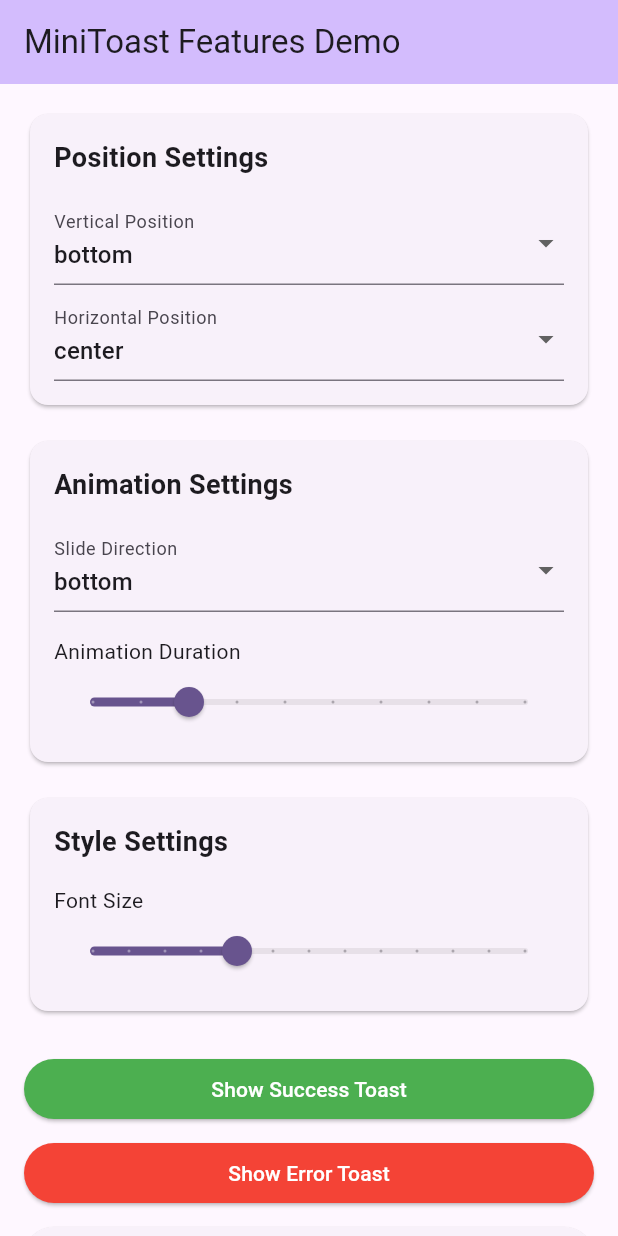
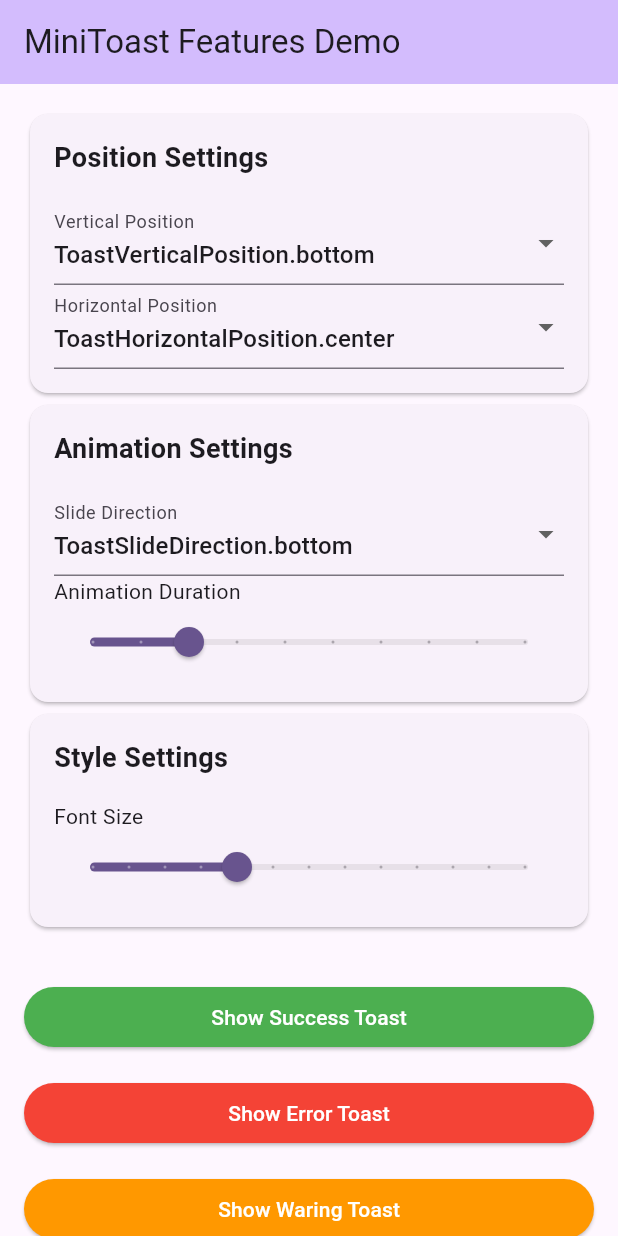
Before and after one commit to zohaibanwer984/mini_toast, a Flutter app: the screen it shows after launch, on a phone screen of 412 x 824 dp. Run offline on Flutter 3.47's test engine with Material 3 defaults, Android fonts, the phone set to English and light mode, and no system bars.

Commit message:
Add Custom Toast

````diff
--- a/example/lib/main.dart
+++ b/example/lib/main.dart
@@ -31,12 +31,19 @@ class MyHomePage extends StatefulWidget {
 }
 
 class _MyHomePageState extends State<MyHomePage> {
+  // Configurable toast settings
   ToastVerticalPosition _verticalPosition = ToastVerticalPosition.bottom;
   ToastHorizontalPosition _horizontalPosition = ToastHorizontalPosition.center;
   ToastSlideDirection _slideDirection = ToastSlideDirection.bottom;
   final Duration _displayDuration = const Duration(seconds: 3);
   Duration _animationDuration = const Duration(milliseconds: 300);
   double _fontSize = 16.0;
+
+  @override
+  void initState() {
+    super.initState();
+    _updateToastConfig();
+  }
 
   void _updateToastConfig() {
     MiniToast.instance.setConfig(
@@ -45,13 +52,13 @@ class _MyHomePageState extends State<MyHomePage> {
           fontSize: _fontSize,
           fontWeight: FontWeight.w500,
         ),
-        iconColor: Colors.red,
+        // iconColor: Colors.deepPurpleAccent,
         horizontalPosition: _horizontalPosition,
         verticalPosition: _verticalPosition,
         slideDirection: _slideDirection,
         displayDuration: _displayDuration,
         animationDuration: _animationDuration,
-        contentPadding: EdgeInsets.all(12),
+        contentPadding: const EdgeInsets.all(12),
         toastSpacing: 10,
         margin: const EdgeInsets.all(16),
         borderRadius: BorderRadius.circular(12),
@@ -67,12 +74,6 @@ class _MyHomePageState extends State<MyHomePage> {
   }
 
   @override
-  void initState() {
-    super.initState();
-    _updateToastConfig();
-  }
-
-  @override
   Widget build(BuildContext context) {
     return Scaffold(
       appBar: AppBar(
@@ -84,24 +85,13 @@ class _MyHomePageState extends State<MyHomePage> {
         child: Column(
           crossAxisAlignment: CrossAxisAlignment.stretch,
           children: [
-            Card(
-              child: Padding(
-                padding: const EdgeInsets.all(16),
-                child: Column(
-                  crossAxisAlignment: CrossAxisAlignment.start,
+            _buildCard(
+              title: 'Position Settings',
               children: [
-                    const Text('Position Settings',
-                        style: TextStyle(
-                            fontSize: 18, fontWeight: FontWeight.bold)),
-                    const SizedBox(height: 16),
-                    DropdownButtonFormField<ToastVerticalPosition>(
+                _buildDropdown<ToastVerticalPosition>(
+                  label: 'Vertical Position',
                   value: _verticalPosition,
-                      decoration:
-                          const InputDecoration(labelText: 'Vertical Position'),
-                      items: ToastVerticalPosition.values
-                          .map((pos) => DropdownMenuItem(
-                              value: pos, child: Text(pos.name)))
-                          .toList(),
+                  items: ToastVerticalPosition.values,
                   onChanged: (value) {
                     setState(() {
                       _verticalPosition = value!;
@@ -109,15 +99,10 @@ class _MyHomePageState extends State<MyHomePage> {
                     });
                   },
                 ),
-                    const SizedBox(height: 8),
-                    DropdownButtonFormField<ToastHorizontalPosition>(
+                _buildDropdown<ToastHorizontalPosition>(
+                  label: 'Horizontal Position',
                   value: _horizontalPosition,
-                      decoration: const InputDecoration(
-                          labelText: 'Horizontal Position'),
-                      items: ToastHorizontalPosition.values
-                          .map((pos) => DropdownMenuItem(
-                              value: pos, child: Text(pos.name)))
-                          .toList(),
+                  items: ToastHorizontalPosition.values,
                   onChanged: (value) {
                     setState(() {
                       _horizontalPosition = value!;
@@ -127,27 +112,13 @@ class _MyHomePageState extends State<MyHomePage> {
                 ),
               ],
             ),
-              ),
-            ),
-            const SizedBox(height: 16),
-            Card(
-              child: Padding(
-                padding: const EdgeInsets.all(16),
-                child: Column(
-                  crossAxisAlignment: CrossAxisAlignment.start,
+            _buildCard(
+              title: 'Animation Settings',
               children: [
-                    const Text('Animation Settings',
-                        style: TextStyle(
-                            fontSize: 18, fontWeight: FontWeight.bold)),
-                    const SizedBox(height: 16),
-                    DropdownButtonFormField<ToastSlideDirection>(
+                _buildDropdown<ToastSlideDirection>(
+                  label: 'Slide Direction',
                   value: _slideDirection,
-                      decoration:
-                          const InputDecoration(labelText: 'Slide Direction'),
-                      items: ToastSlideDirection.values
-                          .map((dir) => DropdownMenuItem(
-                              value: dir, child: Text(dir.name)))
-                          .toList(),
+                  items: ToastSlideDirection.values,
                   onChanged: (value) {
                     setState(() {
                       _slideDirection = value!;
@@ -155,21 +126,12 @@ class _MyHomePageState extends State<MyHomePage> {
                     });
                   },
                 ),
-                    const SizedBox(height: 16),
-                    Row(
-                      children: [
-                        Expanded(
-                          child: Column(
-                            crossAxisAlignment: CrossAxisAlignment.start,
-                            children: [
-                              const Text('Animation Duration'),
-                              Slider(
-                                value: _animationDuration.inMilliseconds
-                                    .toDouble(),
+                _buildSlider(
+                  label: 'Animation Duration',
+                  value: _animationDuration.inMilliseconds.toDouble(),
                   min: 100,
                   max: 1000,
                   divisions: 9,
-                                label: '${_animationDuration.inMilliseconds}ms',
                   onChanged: (value) {
                     setState(() {
                       _animationDuration =
@@ -180,37 +142,15 @@ class _MyHomePageState extends State<MyHomePage> {
                 ),
               ],
             ),
-                        ),
-                      ],
-                    ),
-                  ],
-                ),
-              ),
-            ),
-            const SizedBox(height: 16),
-            Card(
-              child: Padding(
-                padding: const EdgeInsets.all(16),
-                child: Column(
-                  crossAxisAlignment: CrossAxisAlignment.start,
+            _buildCard(
+              title: 'Style Settings',
               children: [
-                    const Text('Style Settings',
-                        style: TextStyle(
-                            fontSize: 18, fontWeight: FontWeight.bold)),
-                    const SizedBox(height: 16),
-                    Row(
-                      children: [
-                        Expanded(
-                          child: Column(
-                            crossAxisAlignment: CrossAxisAlignment.start,
-                            children: [
-                              const Text('Font Size'),
-                              Slider(
+                _buildSlider(
+                  label: 'Font Size',
                   value: _fontSize,
                   min: 12,
                   max: 24,
                   divisions: 12,
-                                label: _fontSize.round().toString(),
                   onChanged: (value) {
                     setState(() {
                       _fontSize = value;
@@ -220,56 +160,34 @@ class _MyHomePageState extends State<MyHomePage> {
                 ),
               ],
             ),
-                        ),
-                      ],
-                    ),
-                  ],
-                ),
-              ),
-            ),
             const SizedBox(height: 24),
-            Row(
-              children: [
-                Expanded(
-                  child: ElevatedButton(
+            _buildButton(
+              label: 'Show Success Toast',
+              color: Colors.green,
               onPressed: () => MiniToast.instance.show(
                 message: 'Success message with current settings',
                 variant: ToastVariant.success,
               ),
-                    style: ElevatedButton.styleFrom(
-                      backgroundColor: Colors.green,
-                      foregroundColor: Colors.white,
             ),
-                    child: const Text('Show Success Toast'),
-                  ),
-                ),
-              ],
-            ),
-            const SizedBox(height: 8),
-            Row(
-              children: [
-                Expanded(
-                  child: ElevatedButton(
+            _buildButton(
+              label: 'Show Error Toast',
+              color: Colors.red,
               onPressed: () => MiniToast.instance.show(
                 message: 'Error message with current settings',
                 variant: ToastVariant.error,
               ),
-                    style: ElevatedButton.styleFrom(
-                      backgroundColor: Colors.red,
-                      foregroundColor: Colors.white,
             ),
-                    child: const Text('Show Error Toast'),
+            _buildButton(
+              label: 'Show Waring Toast',
+              color: Colors.orange,
+              onPressed: () => MiniToast.instance.show(
+                message: 'Warning message with current settings',
+                variant: ToastVariant.warning,
               ),
             ),
-              ],
-            ),
-            const SizedBox(height: 8),
-            Row(
-              children: [
-                Expanded(
-                  child: ElevatedButton(
+            _buildButton(
+              label: 'Show Multiple Toasts',
               onPressed: () {
-                      // Show multiple toasts with different configurations
                 MiniToast.instance.show(
                   message: 'First Toast\nWith multiple lines\nof text',
                   variant: ToastVariant.info,
@@ -285,22 +203,104 @@ class _MyHomePageState extends State<MyHomePage> {
                   );
                 });
                 Future.delayed(const Duration(milliseconds: 400), () {
-                        MiniToast.instance.show(
-                          message: 'Third Toast',
-                          variant: ToastVariant.error,
+                  MiniToast.instance.showCustom(
                     displayDuration: const Duration(seconds: 3),
-                          iconColor: Colors.yellow,
+                    builder: (_) {
+                      return Column(
+                        crossAxisAlignment: CrossAxisAlignment.end,
+                        children: [
+                          Text("Custom Toast With Button"),
+                          FilledButton(
+                            onPressed: () {},
+                            child: Text("OK"),
+                          ),
+                        ],
+                      );
+                    },
                   );
                 });
               },
-                    child: const Text('Show Multiple Toasts'),
-                  ),
-                ),
-              ],
             ),
           ],
         ),
       ),
     );
   }
+
+  Widget _buildCard({required String title, required List<Widget> children}) {
+    return Card(
+      child: Padding(
+        padding: const EdgeInsets.all(16),
+        child: Column(
+          crossAxisAlignment: CrossAxisAlignment.start,
+          children: [
+            Text(title,
+                style:
+                    const TextStyle(fontSize: 18, fontWeight: FontWeight.bold)),
+            const SizedBox(height: 16),
+            ...children,
+          ],
+        ),
+      ),
+    );
   }
+
+  Widget _buildDropdown<T>({
+    required String label,
+    required T value,
+    required List<T> items,
+    required ValueChanged<T?> onChanged,
+  }) {
+    return DropdownButtonFormField<T>(
+      value: value,
+      decoration: InputDecoration(labelText: label),
+      items: items
+          .map((item) =>
+              DropdownMenuItem(value: item, child: Text(item.toString())))
+          .toList(),
+      onChanged: onChanged,
+    );
+  }
+
+  Widget _buildSlider({
+    required String label,
+    required double value,
+    required double min,
+    required double max,
+    required int divisions,
+    required ValueChanged<double> onChanged,
+  }) {
+    return Column(
+      crossAxisAlignment: CrossAxisAlignment.start,
+      children: [
+        Text(label),
+        Slider(
+          value: value,
+          min: min,
+          max: max,
+          divisions: divisions,
+          label: value.round().toString(),
+          onChanged: onChanged,
+        ),
+      ],
+    );
+  }
+
+  Widget _buildButton({
+    required String label,
+    Color color = Colors.blue,
+    required VoidCallback onPressed,
+  }) {
+    return Padding(
+      padding: const EdgeInsets.symmetric(vertical: 8),
+      child: ElevatedButton(
+        onPressed: onPressed,
+        style: ElevatedButton.styleFrom(
+          backgroundColor: color,
+          foregroundColor: Colors.white,
+        ),
+        child: Text(label),
+      ),
+    );
+  }
+}
--- a/lib/src/mini_toast.dart
+++ b/lib/src/mini_toast.dart
@@ -99,6 +99,67 @@ class MiniToast {
     Future.delayed(toastData.duration, () => _removeToast(entry));
   }
 
+  /// Displays a custom widget as a toast notification.
+  ///
+  /// This method allows you to show any widget as a toast, providing maximum
+  /// flexibility for custom toast designs.
+  ///
+  /// - [builder]: Function that returns the custom widget to display
+  /// - [displayDuration]: How long the toast should remain visible
+  void showCustom({
+    required Widget Function(BuildContext) builder,
+    Duration? displayDuration,
+  }) {
+    final overlayState = _getOverlayState();
+    if (overlayState == null) return;
+
+    // Create toast data with minimal configuration
+    final toastData = ToastData(
+      message: '', // Not used for custom toasts
+      duration: displayDuration ?? _config.displayDuration,
+      verticalPosition: _config.verticalPosition,
+      horizontalPosition: _config.horizontalPosition,
+    );
+
+    late OverlayEntry entry;
+    final toast = ActiveToast(
+      data: toastData,
+      entry: null,
+      height: null,
+    );
+
+    entry = OverlayEntry(
+      builder: (context) => ToastLayout(
+        position: _activeToasts.indexWhere((t) => t.entry == entry),
+        config: _config,
+        previousToasts: _activeToasts,
+        onHeightMeasured: (height) {
+          if (toast.height != height) {
+            toast.height = height;
+            _activeToasts
+                .where((t) => t != toast)
+                .forEach((t) => t.entry?.markNeedsBuild());
+          }
+        },
+        child: Material(
+          type: MaterialType.transparency,
+          child: ToastView(
+            data: toastData,
+            config: _config,
+            onDismiss: () => _removeToast(entry),
+            customContent: builder(context),
+          ),
+        ),
+      ),
+    );
+
+    toast.entry = entry;
+    _activeToasts.add(toast);
+    overlayState.insert(entry);
+
+    Future.delayed(toastData.duration, () => _removeToast(entry));
+  }
+
   /// Removes a toast from the overlay.
   ///
   /// This method removes the toast's [OverlayEntry] and refreshes the layout
--- a/lib/src/models/toast_variant.dart
+++ b/lib/src/models/toast_variant.dart
@@ -18,6 +18,10 @@ import 'package:flutter/material.dart';
 ///   - Background Color: Blue
 ///   - Text Color: White
 ///   - Icon: Info
+/// - [waring]: Provides warning messages.
+///   - Background Color: Orange
+///   - Text Color: White
+///   - Icon: Warning
 ///
 /// **Usage:**
 /// ```dart
@@ -44,6 +48,13 @@ enum ToastVariant {
     backgroundColor: Colors.blue,
     textColor: Colors.white,
     iconData: Icons.info_outline,
+  ),
+
+  /// Represents waring messages.
+  warning(
+    backgroundColor: Colors.orange,
+    textColor: Colors.white,
+    iconData: Icons.warning_amber_outlined,
   );
 
   /// The background color associated with this variant.
````
Lines whose indentation alone changed are shown as unchanged.
